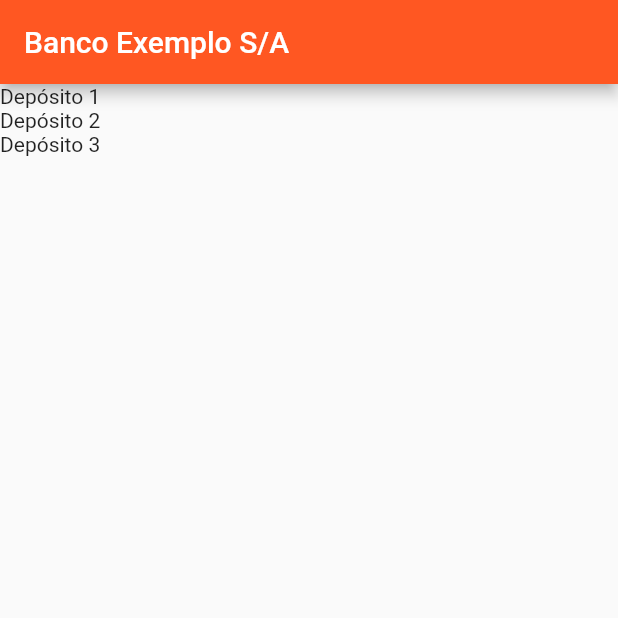
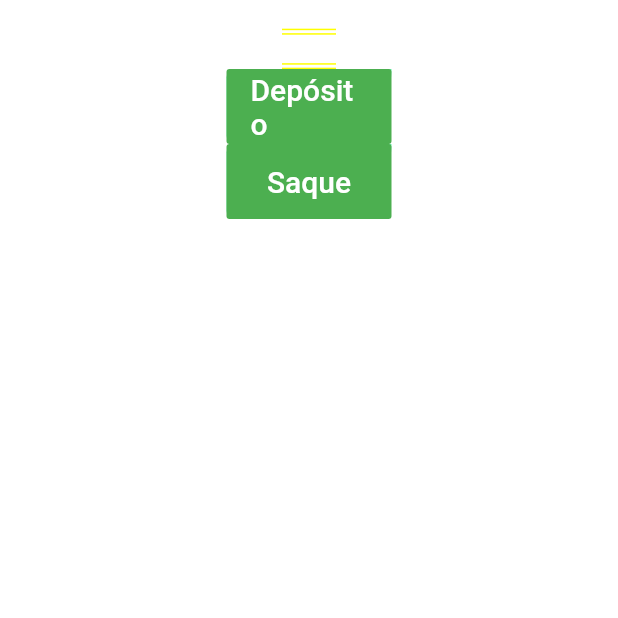
Before and after one commit to alinnegrazielle/project-flutter, a Flutter app: the screen it shows after launch, on a phone screen of 412 x 824 dp, the top half of it. Run offline on Flutter 3.47's test engine with Material 2 defaults, Android fonts, the phone set to English and light mode, and no system bars.

```diff
--- a/app_financial_transactions/lib/home_page_screen.dart
+++ b/app_financial_transactions/lib/home_page_screen.dart
@@ -1,16 +1,10 @@
+import 'dart:math';
 import 'package:flutter/material.dart';
 import 'models/transactions.dart';
 
+Random rnd = Random();
+
 class HomePage extends StatefulWidget {
-  var itens = new List<Transaction>();
-
-  HomePage() {
-    itens = [];
-    itens.add(Transaction(title: "Depósito 1"));
-    itens.add(Transaction(title: "Depósito 2"));
-    itens.add(Transaction(title: "Depósito 3"));
-  }
-
   @override
   _HomePageState createState() {
     return _HomePageState();
@@ -18,32 +12,113 @@ class HomePage extends StatefulWidget {
 }
 
 class _HomePageState extends State<HomePage> {
+  double saldoDepo = 0.00;
+  double saldoSaq = 0.00;
+  List<Transaction> listTransaction = [];
+
+  @override
+  void initState() {
+    super.initState();
+  }
+
+  addDeposito() {
+    double deposito = rnd.nextInt(100).toDouble();
+    listTransaction.add(
+      Transaction(title: "Depósito 1", value: deposito),
+    );
+
+    setState(() {
+      saldoDepo = saldoDepo + deposito;
+    });
+  }
+
+  addSaque() {
+    double saque = rnd.nextInt(1000).toDouble();
+    listTransaction.add(
+      Transaction(title: "Depósito 1", value: saque),
+    );
+
+    setState(() {
+      saldoSaq = saldoSaq + saque;
+    });
+  }
+
   @override
   Widget build(BuildContext context) {
-    return Scaffold(
-      appBar: AppBar(
-        title: Text("Banco Exemplo S/A"),
-      ),
-      body: ListView.builder(
-        itemCount: widget.itens.length,
-        itemBuilder: (BuildContext ctxt, int index) {
-          return Text(widget.itens[index].title);
-        },
+    return Container(
+      child: Column(
+        crossAxisAlignment: CrossAxisAlignment.center,
+        children: <Widget>[
+          Container(
+            child: Center(
+              child: Text(
+                '$saldoDepo',
+                style: TextStyle(
+                  fontSize: 20.0,
+                  color: Colors.white,
+                ),
+              ),
+            ),
+          ),
+          Container(
+            child: Center(
+              child: Text(
+                '$saldoSaq',
+                style: TextStyle(
+                  fontSize: 20.0,
+                  color: Colors.white,
+                ),
+              ),
+            ),
+          ),
+          Container(
+            height: 50.0,
+            width: 110.0,
+            decoration: BoxDecoration(
+              color: Colors.greenAccent,
+              borderRadius: BorderRadius.only(
+                bottomLeft: Radius.circular(22.0),
+                topLeft: Radius.circular(22.00),
+                bottomRight: Radius.circular(200.0),
+              ),
+            ),
+            child: FlatButton(
+              color: Colors.green,
+              child: Text(
+                'Depósito',
+                style: TextStyle(
+                  fontSize: 20.0,
+                  color: Colors.white,
+                ),
+              ),
+              onPressed: addDeposito,
+            ),
+          ),
+          Container(
+            height: 50.0,
+            width: 110.0,
+            decoration: BoxDecoration(
+              color: Colors.greenAccent,
+              borderRadius: BorderRadius.only(
+                bottomLeft: Radius.circular(22.0),
+                topLeft: Radius.circular(22.00),
+                bottomRight: Radius.circular(200.0),
+              ),
+            ),
+            child: FlatButton(
+              color: Colors.green,
+              child: Text(
+                'Saque',
+                style: TextStyle(
+                  fontSize: 20.0,
+                  color: Colors.white,
+                ),
+              ),
+              onPressed: addSaque,
+            ),
+          ),
+        ],
       ),
     );
   }
-
-  buildListView() {
-    final dep = List<String>.generate(5, (i) => "Depósito $i");
-
-    return ListView.builder(
-      itemCount: dep.length,
-      itemBuilder: (context, index) {
-        return ListTile(
-          title: Text('${dep[index]}'),
-          subtitle: Text("29/03/2021"),
-        );
-      },
-    );
-  }
 }
--- a/app_financial_transactions/lib/main.dart
+++ b/app_financial_transactions/lib/main.dart
@@ -1,6 +1,5 @@
 import 'package:flutter/material.dart';
 import 'home_page_screen.dart';
-// import 'models/transactions.dart'
 
 void main() {
   runApp(MyApp());
--- a/app_financial_transactions/lib/models/transactions.dart
+++ b/app_financial_transactions/lib/models/transactions.dart
@@ -1,5 +1,6 @@
 class Transaction {
   String title;
+  double value;
 
-  Transaction({this.title});
+  Transaction({this.title,this.value});
 }
```
